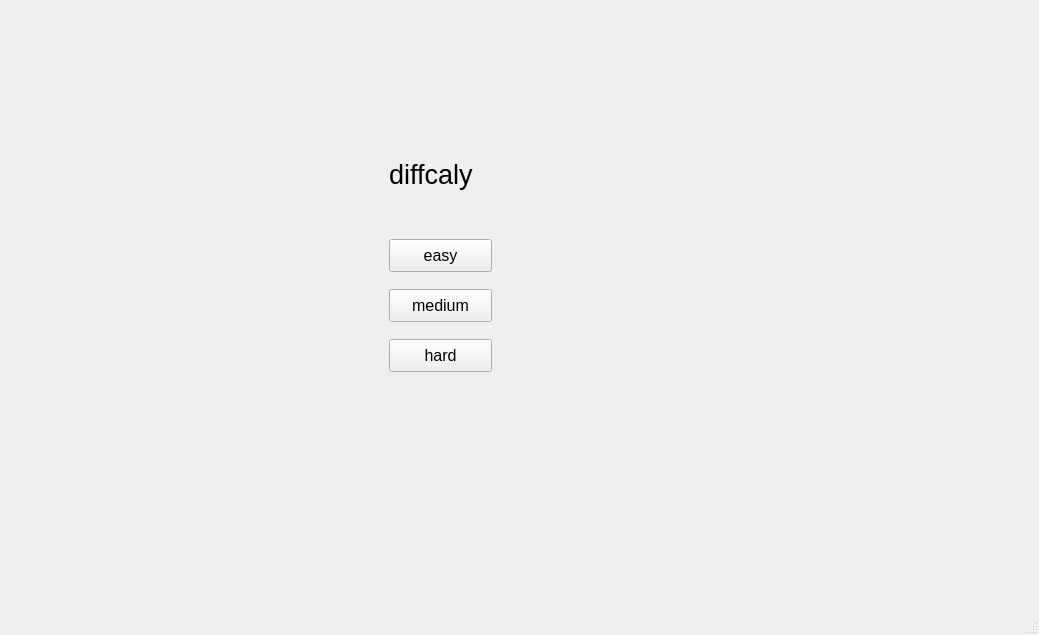
The window that mainwindow.ui (rezaqomy/quse) describes before a commit, drawn with Qt 5.
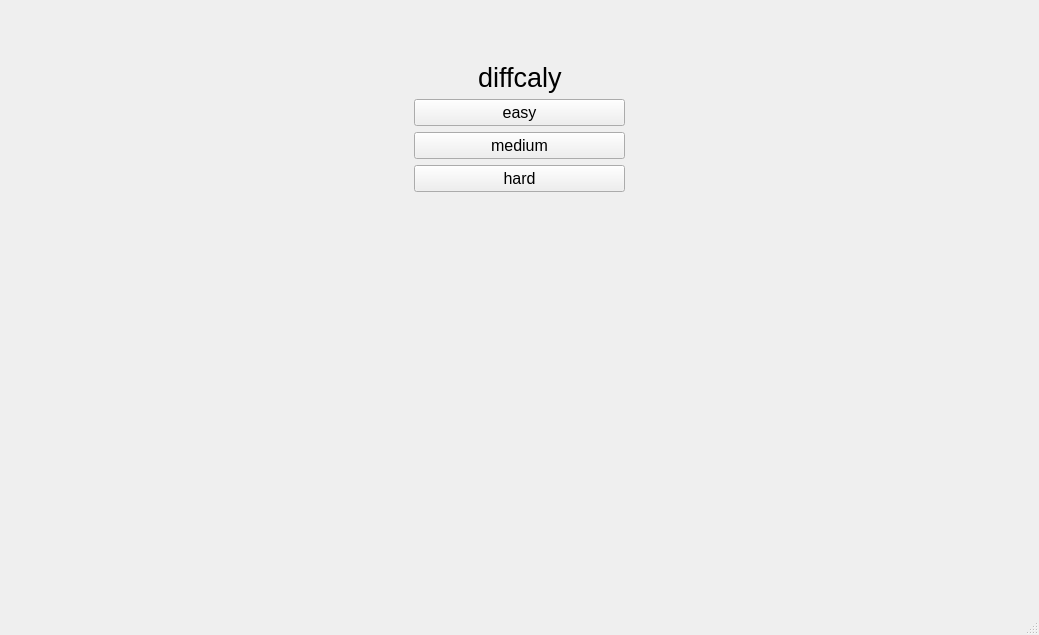
The same window after the commit. The open tabs and pages were chosen to show the change. Icons and pictures are not drawn.

```diff
--- a/mainwindow.ui
+++ b/mainwindow.ui
@@ -12,8 +12,8 @@
   </property>
   <property name="maximumSize">
    <size>
-    <width>1039</width>
-    <height>635</height>
+    <width>16777215</width>
+    <height>16777215</height>
    </size>
   </property>
   <property name="windowTitle">
@@ -827,15 +827,74 @@
        </layout>
       </widget>
       <widget class="QWidget" name="page">
+       <layout class="QVBoxLayout" name="verticalLayout_12">
+        <item>
+         <layout class="QHBoxLayout" name="horizontalLayout_15">
+          <item>
+           <spacer name="horizontalSpacer_16">
+            <property name="orientation">
+             <enum>Qt::Horizontal</enum>
+            </property>
+            <property name="sizeHint" stdset="0">
+             <size>
+              <width>40</width>
+              <height>20</height>
+             </size>
+            </property>
+           </spacer>
+          </item>
+          <item>
+           <widget class="QLabel" name="playerNameDifficalyLabel">
+            <property name="minimumSize">
+             <size>
+              <width>200</width>
+              <height>0</height>
+             </size>
+            </property>
+            <property name="font">
+             <font>
+              <pointsize>25</pointsize>
+              <weight>75</weight>
+              <bold>true</bold>
+             </font>
+            </property>
+            <property name="text">
+             <string/>
+            </property>
+           </widget>
+          </item>
+          <item>
+           <spacer name="horizontalSpacer_17">
+            <property name="orientation">
+             <enum>Qt::Horizontal</enum>
+            </property>
+            <property name="sizeHint" stdset="0">
+             <size>
+              <width>40</width>
+              <height>20</height>
+             </size>
+            </property>
+           </spacer>
+          </item>
+         </layout>
+        </item>
+        <item>
+         <layout class="QHBoxLayout" name="horizontalLayout_16">
+          <item>
+           <spacer name="horizontalSpacer_14">
+            <property name="orientation">
+             <enum>Qt::Horizontal</enum>
+            </property>
+            <property name="sizeHint" stdset="0">
+             <size>
+              <width>40</width>
+              <height>20</height>
+             </size>
+            </property>
+           </spacer>
+          </item>
+          <item>
        <widget class="QLabel" name="diffcaly_label">
-        <property name="geometry">
-         <rect>
-          <x>380</x>
-          <y>130</y>
-          <width>261</width>
-          <height>71</height>
-         </rect>
-        </property>
         <property name="font">
          <font>
           <pointsize>20</pointsize>
@@ -845,65 +904,109 @@
          <string>diffcaly</string>
         </property>
        </widget>
+          </item>
+          <item>
+           <spacer name="horizontalSpacer_15">
+            <property name="orientation">
+             <enum>Qt::Horizontal</enum>
+            </property>
+            <property name="sizeHint" stdset="0">
+             <size>
+              <width>40</width>
+              <height>20</height>
+             </size>
+            </property>
+           </spacer>
+          </item>
+         </layout>
+        </item>
+        <item>
+         <layout class="QHBoxLayout" name="horizontalLayout_17">
+          <item>
+           <spacer name="horizontalSpacer_8">
+            <property name="orientation">
+             <enum>Qt::Horizontal</enum>
+            </property>
+            <property name="sizeHint" stdset="0">
+             <size>
+              <width>40</width>
+              <height>20</height>
+             </size>
+            </property>
+           </spacer>
+          </item>
+          <item>
+           <layout class="QVBoxLayout" name="verticalLayout_11">
+            <item>
        <widget class="QPushButton" name="easy_pushButton">
-        <property name="geometry">
-         <rect>
-          <x>380</x>
-          <y>230</y>
-          <width>103</width>
-          <height>33</height>
-         </rect>
+              <property name="minimumSize">
+               <size>
+                <width>211</width>
+                <height>0</height>
+               </size>
         </property>
         <property name="text">
          <string>easy</string>
         </property>
        </widget>
+            </item>
+            <item>
        <widget class="QPushButton" name="medium_pushButton">
-        <property name="geometry">
-         <rect>
-          <x>380</x>
-          <y>280</y>
-          <width>103</width>
-          <height>33</height>
-         </rect>
+              <property name="minimumSize">
+               <size>
+                <width>211</width>
+                <height>0</height>
+               </size>
         </property>
         <property name="text">
          <string>medium</string>
         </property>
        </widget>
+            </item>
+            <item>
        <widget class="QPushButton" name="hard_pushButton">
-        <property name="geometry">
-         <rect>
-          <x>380</x>
-          <y>330</y>
-          <width>103</width>
-          <height>33</height>
-         </rect>
+              <property name="minimumSize">
+               <size>
+                <width>211</width>
+                <height>0</height>
+               </size>
         </property>
         <property name="text">
          <string>hard</string>
         </property>
        </widget>
-       <widget class="QLabel" name="playerNameDifficalyLabel">
-        <property name="geometry">
-         <rect>
-          <x>370</x>
-          <y>90</y>
-          <width>311</width>
-          <height>41</height>
-         </rect>
-        </property>
-        <property name="font">
-         <font>
-          <pointsize>25</pointsize>
-          <weight>75</weight>
-          <bold>true</bold>
-         </font>
-        </property>
-        <property name="text">
-         <string/>
-        </property>
-       </widget>
+            </item>
+           </layout>
+          </item>
+          <item>
+           <spacer name="horizontalSpacer_13">
+            <property name="orientation">
+             <enum>Qt::Horizontal</enum>
+            </property>
+            <property name="sizeHint" stdset="0">
+             <size>
+              <width>40</width>
+              <height>20</height>
+             </size>
+            </property>
+           </spacer>
+          </item>
+         </layout>
+        </item>
+        <item>
+         <spacer name="verticalSpacer_7">
+          <property name="orientation">
+           <enum>Qt::Vertical</enum>
+          </property>
+          <property name="sizeHint" stdset="0">
+           <size>
+            <width>20</width>
+            <height>314</height>
+           </size>
+          </property>
+         </spacer>
+        </item>
+       </layout>
       </widget>
       <widget class="QWidget" name="page_2">
        <layout class="QVBoxLayout" name="verticalLayout_10">
```
Left out of the diff: 36 changed lines with no effect on the pictures. Lines whose indentation alone changed are shown as unchanged.
